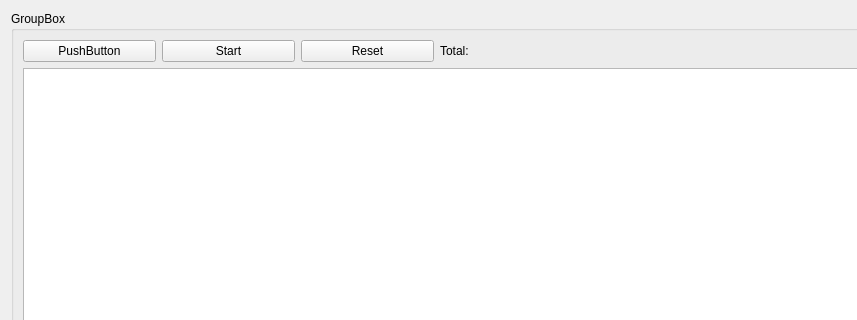
First picture: the form in view/statArray.ui, repository jfroger78/Programme5_bis, before the edit; both pictures show x 0 to 857 and y 0 to 320 of the 1013 by 421 pixel window.
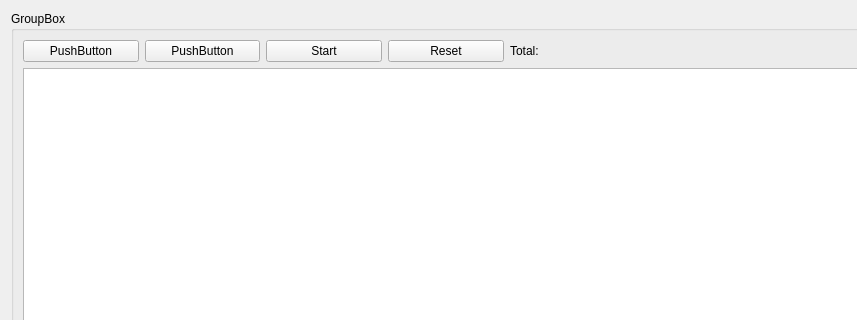
Second picture: the form after the edit.

Commit message: [FEATURE] - Add filter color/colorFull + LPJ/LP on the last array

What changed in the file:
```diff
--- a/view/statArray.ui
+++ b/view/statArray.ui
@@ -20,41 +20,48 @@
       <string>GroupBox</string>
      </property>
      <layout class="QGridLayout" name="gridLayout_2">
-      <item row="0" column="0">
-       <widget class="QPushButton" name="m_changeStatBtn">
-        <property name="text">
-         <string>PushButton</string>
-        </property>
-       </widget>
-      </item>
-      <item row="0" column="1">
+      <item row="0" column="2">
        <widget class="QPushButton" name="m_start">
         <property name="text">
          <string>Start</string>
         </property>
        </widget>
       </item>
-      <item row="0" column="2">
+      <item row="0" column="0">
+       <widget class="QPushButton" name="m_changeStatBtn">
+        <property name="text">
+         <string>PushButton</string>
+        </property>
+       </widget>
+      </item>
+      <item row="0" column="3">
        <widget class="QPushButton" name="m_reset">
         <property name="text">
          <string>Reset</string>
         </property>
        </widget>
       </item>
-      <item row="0" column="3">
+      <item row="0" column="5">
+       <widget class="QLabel" name="m_total">
+        <property name="text">
+         <string/>
+        </property>
+       </widget>
+      </item>
+      <item row="0" column="4">
        <widget class="QLabel" name="m_totalLabel">
         <property name="text">
          <string>Total: </string>
         </property>
        </widget>
       </item>
-      <item row="1" column="0" colspan="7">
+      <item row="1" column="0" colspan="8">
        <widget class="QTableView" name="m_statDatas"/>
       </item>
-      <item row="0" column="4">
-       <widget class="QLabel" name="m_total">
+      <item row="0" column="1">
+       <widget class="QPushButton" name="m_changeStatBtn2">
         <property name="text">
-         <string/>
+         <string>PushButton</string>
         </property>
        </widget>
       </item>
```
The commit also changes 9 other files.
